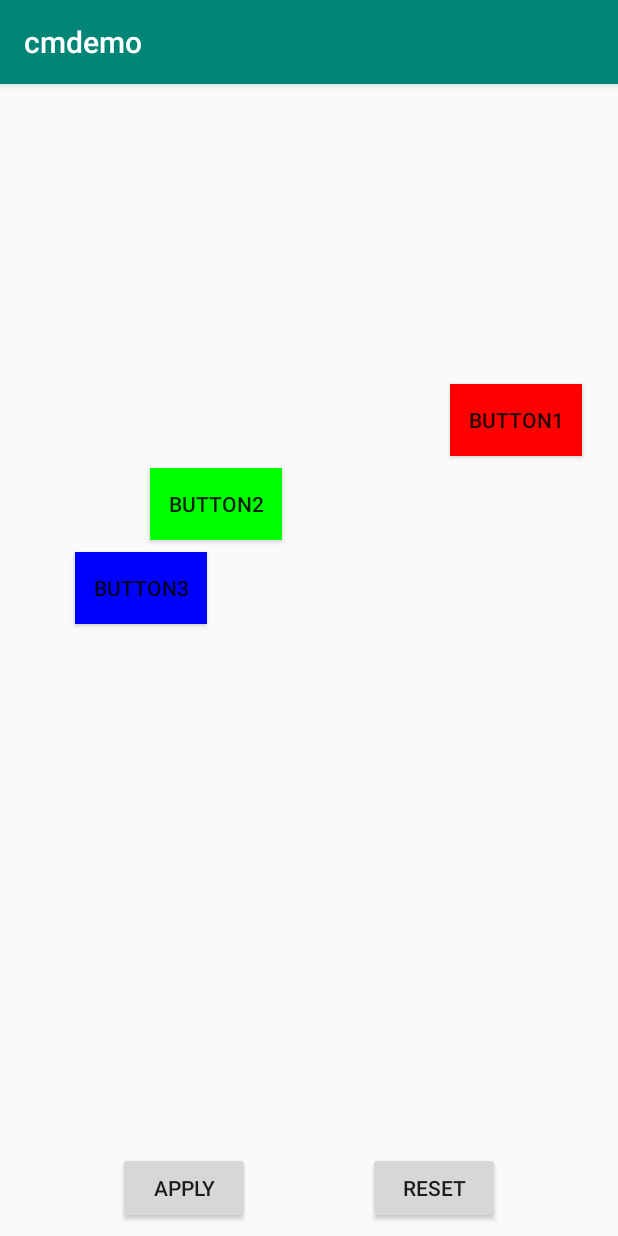
After one commit to 410063005/cmdemo, an Android app: the ClAnimationActivity2 screen opened directly, with no data from a screen before it, on a phone screen of 412 x 824 dp. The commit adds this screen. Run offline under Robolectric (Android 15) with nearby library versions, the phone set to English and light mode, and no system bars.

Commit message:
Add - another ConstraintLayout animation demo

```diff
--- a/app/src/main/AndroidManifest.xml
+++ b/app/src/main/AndroidManifest.xml
@@ -17,6 +17,7 @@
             </intent-filter>
         </activity>
         <activity android:name=".layout.ClAnimationActivity" android:label="ConstraintLayout动画"/>
+        <activity android:name=".layout.ClAnimationActivity2" />
     </application>
 
 </manifest>
--- a/app/src/main/java/com/sunmoonblog/cmdemo/layout/ClAnimationActivity.kt
+++ b/app/src/main/java/com/sunmoonblog/cmdemo/layout/ClAnimationActivity.kt
@@ -55,7 +55,6 @@ class ClAnimationActivity : AppCompatActivity() {
         resetConstraintSet.applyTo(constraintLayout)
     }
 
-
     companion object {
         fun launchActivity(context: Context) {
             val intent = Intent(context, ClAnimationActivity::class.java)
--- /dev/null
+++ b/app/src/main/java/com/sunmoonblog/cmdemo/layout/ClAnimationActivity2.kt
@@ -0,0 +1,46 @@
+package com.sunmoonblog.cmdemo.layout
+
+import android.content.Context
+import android.content.Intent
+import android.os.Bundle
+import android.support.constraint.ConstraintLayout
+import android.support.constraint.ConstraintSet
+import android.support.v7.app.AppCompatActivity
+import android.transition.TransitionManager
+import android.view.View
+import com.sunmoonblog.cmdemo.R
+
+class ClAnimationActivity2 : AppCompatActivity() {
+
+    private lateinit var constraintLayout: ConstraintLayout
+    private val applyConstraintSet = ConstraintSet()
+    private val resetConstraintSet = ConstraintSet()
+
+    override fun onCreate(savedInstanceState: Bundle?) {
+        super.onCreate(savedInstanceState)
+        setContentView(R.layout.activity_cl_animation2_init)
+
+        constraintLayout = findViewById(R.id.cl)
+        resetConstraintSet.clone(constraintLayout)
+        applyConstraintSet.clone(this, R.layout.activity_cl_animation2)
+    }
+
+    fun onApplyClick(view: View) {
+        TransitionManager.beginDelayedTransition(constraintLayout)
+
+        applyConstraintSet.applyTo(constraintLayout)
+    }
+
+    fun onResetClick(view: View) {
+        TransitionManager.beginDelayedTransition(constraintLayout);
+        resetConstraintSet.applyTo(constraintLayout)
+    }
+
+    companion object {
+        fun launchActivity(context: Context) {
+            val intent = Intent(context, ClAnimationActivity2::class.java)
+            context.startActivity(intent)
+        }
+    }
+
+}
--- /dev/null
+++ b/app/src/main/res/layout/activity_cl_animation2_init.xml
@@ -0,0 +1,65 @@
+<?xml version="1.0" encoding="utf-8"?>
+<android.support.constraint.ConstraintLayout xmlns:android="http://schemas.android.com/apk/res/android"
+    xmlns:app="http://schemas.android.com/apk/res-auto"
+    android:id="@+id/cl"
+    android:layout_width="match_parent"
+    android:layout_height="match_parent">
+
+    <Button
+        android:id="@+id/button6"
+        android:layout_width="wrap_content"
+        android:layout_height="wrap_content"
+        android:layout_marginStart="300dp"
+        android:layout_marginTop="200dp"
+        android:background="#ff0000"
+        android:text="Button1"
+        app:layout_constraintStart_toStartOf="parent"
+        app:layout_constraintTop_toTopOf="parent" />
+
+    <Button
+        android:id="@+id/button7"
+        android:layout_width="wrap_content"
+        android:layout_height="wrap_content"
+        android:layout_marginStart="100dp"
+        android:layout_marginTop="8dp"
+        android:background="#00ff00"
+        android:text="Button2"
+        app:layout_constraintStart_toStartOf="parent"
+        app:layout_constraintTop_toBottomOf="@+id/button6" />
+
+    <Button
+        android:id="@+id/button8"
+        android:layout_width="wrap_content"
+        android:layout_height="wrap_content"
+        android:layout_marginStart="50dp"
+        android:layout_marginTop="8dp"
+        android:background="#0000ff"
+        android:text="Button3"
+        app:layout_constraintStart_toStartOf="parent"
+        app:layout_constraintTop_toBottomOf="@+id/button7" />
+
+    <Button
+        android:onClick="onResetClick"
+        android:id="@+id/button9"
+        android:layout_width="wrap_content"
+        android:layout_height="wrap_content"
+        android:layout_marginBottom="8dp"
+        android:text="reset"
+        app:layout_constraintBottom_toBottomOf="parent"
+        app:layout_constraintEnd_toEndOf="parent"
+        app:layout_constraintHorizontal_bias="0.5"
+        app:layout_constraintStart_toEndOf="@+id/button10" />
+
+    <Button
+        android:onClick="onApplyClick"
+        android:id="@+id/button10"
+        android:layout_width="wrap_content"
+        android:layout_height="wrap_content"
+        android:layout_marginBottom="8dp"
+        android:text="apply"
+        app:layout_constraintBottom_toBottomOf="parent"
+        app:layout_constraintEnd_toStartOf="@+id/button9"
+        app:layout_constraintHorizontal_bias="0.5"
+        app:layout_constraintStart_toStartOf="parent" />
+
+</android.support.constraint.ConstraintLayout>
```
Also changed, not shown: app/src/main/java/com/sunmoonblog/cmdemo/MainActivity.kt (+6 -1 lines), app/src/main/res/layout/activity_cl_animation2.xml (added, +66 -0 lines), app/src/main/res/layout/content_main.xml (+13 -0 lines).
